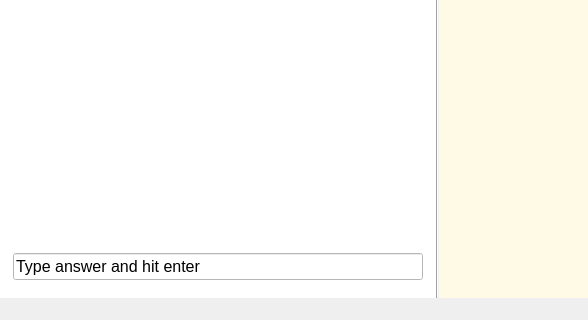
Above: designer/main.ui from ankitects/anki before the change; both pictures show x 0 to 588 and y 387 to 707 of the 713 by 707 pixel window. Below: the same form after it.
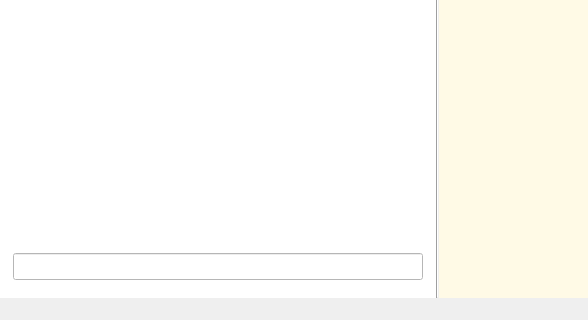
That is the form after the change. The open tabs and pages were chosen to show the change. Icons and pictures are not drawn.

Commit message: only prompt type in the answer once

```diff
--- a/designer/main.ui
+++ b/designer/main.ui
@@ -733,7 +733,7 @@
            <rect>
             <x>0</x>
             <y>0</y>
-            <width>542</width>
+            <width>428</width>
             <height>49</height>
            </rect>
           </property>
@@ -762,7 +762,7 @@
               </font>
              </property>
              <property name="text" >
-              <string>Type answer and hit enter</string>
+              <string/>
              </property>
             </widget>
            </item>
```
The commit also changes 1 other file.
